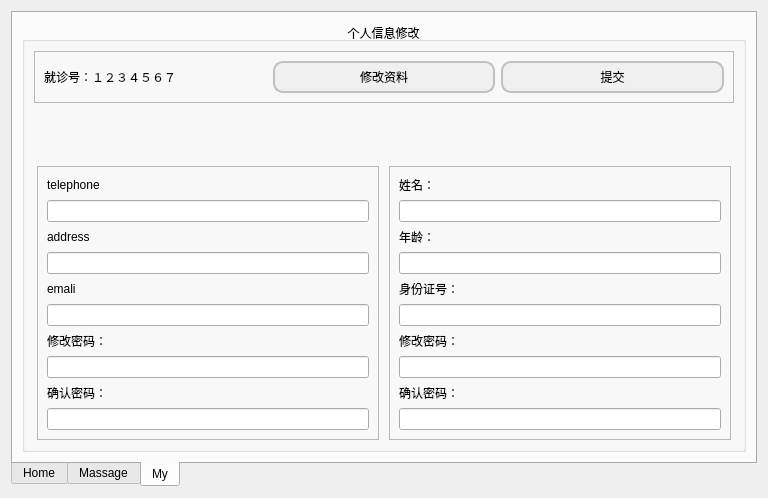
The window that homepage.ui (CFNeko/bit) describes before a commit, drawn with Qt 5.
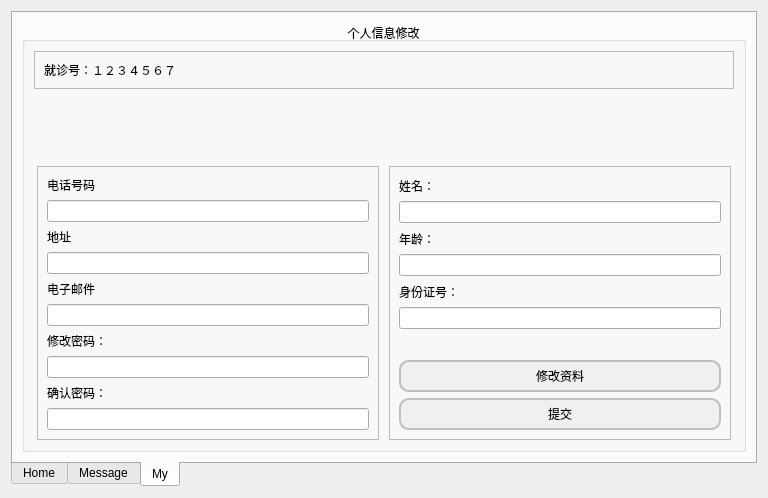
The same window after the commit. The open tabs and pages were chosen to show the change. Icons and pictures are not drawn.

Patch:
```diff
--- a/homepage.ui
+++ b/homepage.ui
@@ -125,7 +125,7 @@
      </widget>
      <widget class="QWidget" name="Massage">
       <attribute name="title">
-       <string>Massage</string>
+       <string>Message</string>
       </attribute>
       <layout class="QVBoxLayout" name="verticalLayout">
        <item>
@@ -201,42 +201,6 @@
                </property>
               </widget>
              </item>
-             <item>
-              <widget class="QPushButton" name="pushButton_7">
-               <property name="maximumSize">
-                <size>
-                 <width>224</width>
-                 <height>37</height>
-                </size>
-               </property>
-               <property name="styleSheet">
-                <string notr="true">border-radius: 10px;
-background-color: #F0F0F0;
-                        border: 2px solid #C0C0C0;
-                        padding: 5px;
-                        
-</string>
-               </property>
-               <property name="text">
-                <string>修改资料</string>
-               </property>
-              </widget>
-             </item>
-             <item>
-              <widget class="QPushButton" name="pushButton_8">
-               <property name="styleSheet">
-                <string notr="true">border-radius: 10px;
-background-color: #F0F0F0;
-                        border: 2px solid #C0C0C0;
-                        padding: 5px;
-                        
-</string>
-               </property>
-               <property name="text">
-                <string>提交</string>
-               </property>
-              </widget>
-             </item>
             </layout>
            </widget>
           </item>
@@ -280,7 +244,7 @@
                <item>
                 <widget class="QLabel" name="label_12">
                  <property name="text">
-                  <string>telephone</string>
+                  <string>电话号码</string>
                  </property>
                 </widget>
                </item>
@@ -290,7 +254,7 @@
                <item>
                 <widget class="QLabel" name="label_13">
                  <property name="text">
-                  <string>address</string>
+                  <string>地址</string>
                  </property>
                 </widget>
                </item>
@@ -300,7 +264,7 @@
                <item>
                 <widget class="QLabel" name="label_14">
                  <property name="text">
-                  <string>emali</string>
+                  <string>电子邮件</string>
                  </property>
                 </widget>
                </item>
@@ -385,22 +349,39 @@
                <item>
                 <widget class="QLabel" name="label_10">
                  <property name="text">
-                  <string>修改密码：</string>
+                  <string/>
                  </property>
                 </widget>
                </item>
                <item>
-                <widget class="QLineEdit" name="lineEdit_7"/>
-               </item>
-               <item>
-                <widget class="QLabel" name="label_11">
+                <widget class="QPushButton" name="pushButton_7">
+                 <property name="styleSheet">
+                  <string notr="true">border-radius: 10px;
+background-color: #F0F0F0;
+                        border: 2px solid #C0C0C0;
+                        padding: 5px;
+                        
+</string>
+                 </property>
                  <property name="text">
-                  <string>确认密码：</string>
+                  <string>修改资料</string>
                  </property>
                 </widget>
                </item>
                <item>
-                <widget class="QLineEdit" name="lineEdit_8"/>
+                <widget class="QPushButton" name="pushButton_8">
+                 <property name="styleSheet">
+                  <string notr="true">border-radius: 10px;
+background-color: #F0F0F0;
+                        border: 2px solid #C0C0C0;
+                        padding: 5px;
+                        
+</string>
+                 </property>
+                 <property name="text">
+                  <string>提交</string>
+                 </property>
+                </widget>
                </item>
               </layout>
              </widget>
```
Left out of the diff: 18 changed lines with no effect on the pictures.
